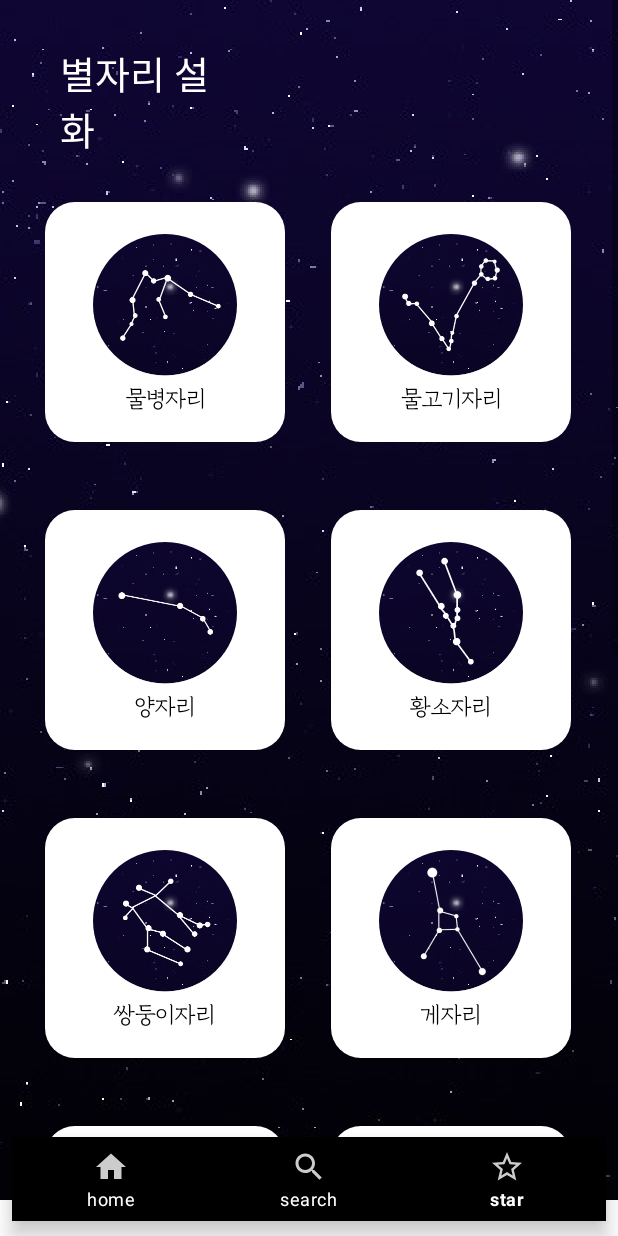
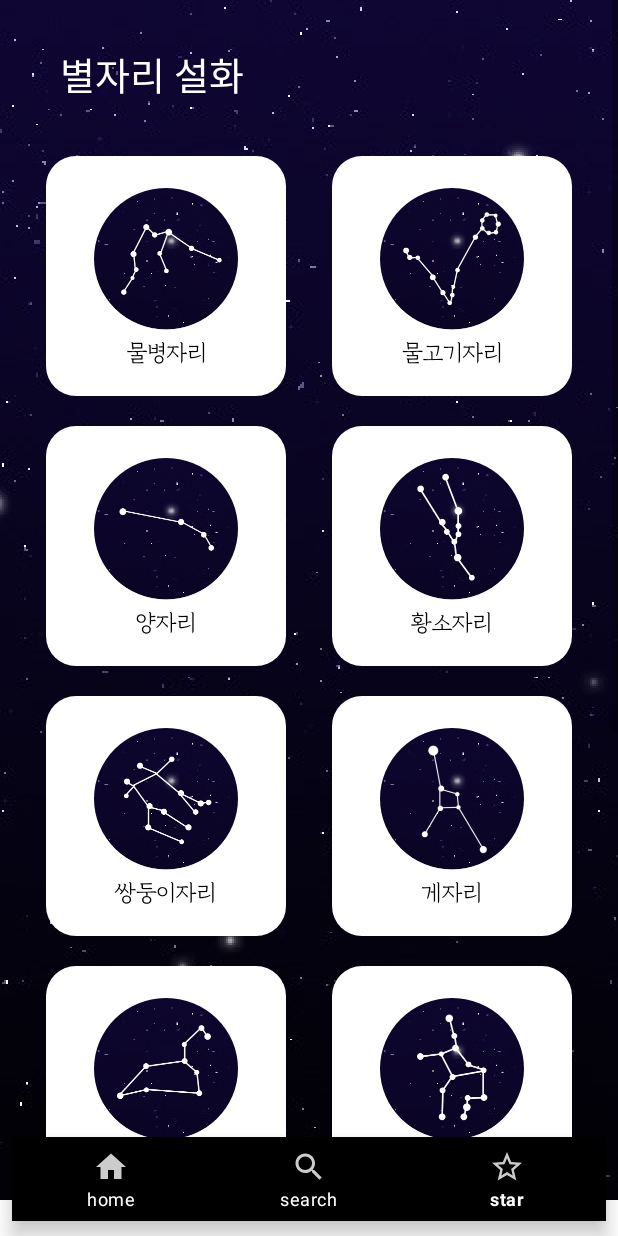
Before and after one commit to ChoSounhyung/MyLittleStarDiary, an Android app: the StarActivity screen opened directly, with no data from a screen before it, on a phone screen of 412 x 824 dp. Run offline under Robolectric (Android 15) with nearby library versions, the phone set to English and light mode, and no system bars.

Commit message:
constraintlayout으로 변경

```diff
--- a/app/src/main/res/layout/activity_star.xml
+++ b/app/src/main/res/layout/activity_star.xml
@@ -30,188 +30,165 @@
             android:layout_height="wrap_content">
 
             <TextView
-                android:layout_width="match_parent"
+                android:layout_width="wrap_content"
                 android:layout_height="wrap_content"
                 android:layout_marginLeft="40dp"
                 android:layout_marginTop="30dp"
-                android:layout_marginRight="250dp"
+                android:fontFamily="@font/main_font_regular"
                 android:text="별자리 설화"
-                android:fontFamily="@font/main_font_regular"
-                android:textSize="25sp"
-                android:textColor="@color/white"/>
+                android:textColor="@color/white"
+                android:textSize="25sp" />
 
-            <LinearLayout
-                android:orientation="horizontal"
-                android:layout_width="wrap_content"
-                android:layout_height="wrap_content">
+            <androidx.constraintlayout.widget.ConstraintLayout
+                android:layout_width="match_parent"
+                android:layout_height="match_parent"
+                android:layout_marginTop="15dp"
+                android:layout_marginBottom="30dp">
 
                 <ImageButton
                     android:id="@+id/star_bottle_btn"
                     android:layout_width="160dp"
                     android:layout_height="160dp"
-                    android:layout_marginTop="30dp"
-                    android:layout_marginBottom="15dp"
-                    android:layout_marginLeft="30dp"
-                    android:layout_marginRight="15dp"
+                    android:layout_marginTop="20dp"
                     android:background="@drawable/star_rect"
-                    android:src="@drawable/star_bottle"/>
+                    android:padding="20dp"
+                    android:src="@drawable/star_bottle"
+                    app:layout_constraintEnd_toStartOf="@+id/star_fish_btn"
+                    app:layout_constraintStart_toStartOf="parent"
+                    app:layout_constraintTop_toTopOf="parent" />
 
                 <ImageButton
                     android:id="@+id/star_fish_btn"
                     android:layout_width="160dp"
                     android:layout_height="160dp"
-                    android:layout_marginTop="30dp"
-                    android:layout_marginBottom="15dp"
-                    android:layout_marginLeft="15dp"
-                    android:layout_marginRight="30dp"
+                    android:layout_marginTop="20dp"
                     android:background="@drawable/star_rect"
-                    android:src="@drawable/star_fish"/>
-
-            </LinearLayout>
-
-
-
-            <LinearLayout
-                android:layout_width="wrap_content"
-                android:layout_height="wrap_content">
+                    android:padding="20dp"
+                    android:src="@drawable/star_fish"
+                    app:layout_constraintEnd_toEndOf="parent"
+                    app:layout_constraintStart_toEndOf="@+id/star_bottle_btn"
+                    app:layout_constraintTop_toTopOf="parent" />
 
                 <ImageButton
                     android:id="@+id/star_sheep_btn"
                     android:layout_width="160dp"
                     android:layout_height="160dp"
-                    android:layout_marginTop="30dp"
-                    android:layout_marginBottom="15dp"
-                    android:layout_marginLeft="30dp"
-                    android:layout_marginRight="15dp"
+                    android:layout_marginTop="20dp"
                     android:background="@drawable/star_rect"
-                    android:src="@drawable/star_sheep"/>
+                    android:padding="20dp"
+                    android:src="@drawable/star_sheep"
+                    app:layout_constraintEnd_toStartOf="@+id/star_ox_btn"
+                    app:layout_constraintStart_toStartOf="parent"
+                    app:layout_constraintTop_toBottomOf="@+id/star_bottle_btn" />
 
                 <ImageButton
                     android:id="@+id/star_ox_btn"
                     android:layout_width="160dp"
                     android:layout_height="160dp"
-                    android:layout_marginTop="30dp"
-                    android:layout_marginBottom="15dp"
-                    android:layout_marginLeft="15dp"
-                    android:layout_marginRight="30dp"
+                    android:layout_marginTop="20dp"
                     android:background="@drawable/star_rect"
-                    android:src="@drawable/star_ox"/>
-
-            </LinearLayout>
-
-            <LinearLayout
-                android:layout_width="wrap_content"
-                android:layout_height="wrap_content">
+                    android:padding="20dp"
+                    android:src="@drawable/star_ox"
+                    app:layout_constraintEnd_toEndOf="parent"
+                    app:layout_constraintStart_toEndOf="@+id/star_sheep_btn"
+                    app:layout_constraintTop_toBottomOf="@+id/star_fish_btn" />
 
                 <ImageButton
                     android:id="@+id/star_twin_btn"
                     android:layout_width="160dp"
                     android:layout_height="160dp"
-                    android:layout_marginTop="30dp"
-                    android:layout_marginBottom="15dp"
-                    android:layout_marginLeft="30dp"
-                    android:layout_marginRight="15dp"
+                    android:layout_marginTop="20dp"
                     android:background="@drawable/star_rect"
-                    android:src="@drawable/star_twin"/>
+                    android:padding="20dp"
+                    android:src="@drawable/star_twin"
+                    app:layout_constraintEnd_toStartOf="@+id/star_crab_btn"
+                    app:layout_constraintStart_toStartOf="parent"
+                    app:layout_constraintTop_toBottomOf="@+id/star_sheep_btn" />
 
                 <ImageButton
                     android:id="@+id/star_crab_btn"
                     android:layout_width="160dp"
                     android:layout_height="160dp"
-                    android:layout_marginTop="30dp"
-                    android:layout_marginBottom="15dp"
-                    android:layout_marginLeft="15dp"
-                    android:layout_marginRight="30dp"
+                    android:layout_marginTop="20dp"
                     android:background="@drawable/star_rect"
-                    android:src="@drawable/star_crab"/>
-
-            </LinearLayout>
-
-            <LinearLayout
-                android:layout_width="wrap_content"
-                android:layout_height="wrap_content">
+                    android:padding="20dp"
+                    android:src="@drawable/star_crab"
+                    app:layout_constraintEnd_toEndOf="parent"
+                    app:layout_constraintStart_toEndOf="@+id/star_twin_btn"
+                    app:layout_constraintTop_toBottomOf="@+id/star_ox_btn" />
 
                 <ImageButton
                     android:id="@+id/star_lion_btn"
                     android:layout_width="160dp"
                     android:layout_height="160dp"
-                    android:layout_marginTop="30dp"
-                    android:layout_marginBottom="15dp"
-                    android:layout_marginLeft="30dp"
-                    android:layout_marginRight="15dp"
+                    android:layout_marginTop="20dp"
                     android:background="@drawable/star_rect"
-                    android:src="@drawable/star_lion"/>
+                    android:padding="20dp"
+                    android:src="@drawable/star_lion"
+                    app:layout_constraintEnd_toStartOf="@+id/star_woman_btn"
+                    app:layout_constraintStart_toStartOf="parent"
+                    app:layout_constraintTop_toBottomOf="@+id/star_twin_btn" />
 
                 <ImageButton
                     android:id="@+id/star_woman_btn"
                     android:layout_width="160dp"
                     android:layout_height="160dp"
-                    android:layout_marginTop="30dp"
-                    android:layout_marginBottom="15dp"
-                    android:layout_marginLeft="15dp"
-                    android:layout_marginRight="30dp"
+                    android:layout_marginTop="20dp"
                     android:background="@drawable/star_rect"
-                    android:src="@drawable/star_woman"/>
-
-            </LinearLayout>
-
-            <LinearLayout
-                android:layout_width="wrap_content"
-                android:layout_height="wrap_content">
+                    android:padding="20dp"
+                    android:src="@drawable/star_woman"
+                    app:layout_constraintEnd_toEndOf="parent"
+                    app:layout_constraintStart_toEndOf="@+id/star_lion_btn"
+                    app:layout_constraintTop_toBottomOf="@+id/star_crab_btn" />
 
                 <ImageButton
                     android:id="@+id/star_balance_btn"
                     android:layout_width="160dp"
                     android:layout_height="160dp"
-                    android:layout_marginTop="30dp"
-                    android:layout_marginBottom="15dp"
-                    android:layout_marginLeft="30dp"
-                    android:layout_marginRight="15dp"
+                    android:layout_marginTop="20dp"
                     android:background="@drawable/star_rect"
-                    android:src="@drawable/star_balance"/>
+                    android:src="@drawable/star_balance"
+                    app:layout_constraintEnd_toStartOf="@+id/star_scorpion_btn"
+                    app:layout_constraintStart_toStartOf="parent"
+                    app:layout_constraintTop_toBottomOf="@+id/star_lion_btn" />
 
                 <ImageButton
                     android:id="@+id/star_scorpion_btn"
                     android:layout_width="160dp"
                     android:layout_height="160dp"
-                    android:layout_marginTop="30dp"
-                    android:layout_marginBottom="15dp"
-                    android:layout_marginLeft="15dp"
-                    android:layout_marginRight="30dp"
+                    android:layout_marginTop="16dp"
                     android:background="@drawable/star_rect"
-                    android:src="@drawable/star_scorpion"/>
-
-            </LinearLayout>
-
-            <LinearLayout
-                android:layout_width="wrap_content"
-                android:layout_height="wrap_content">
+                    android:padding="20dp"
+                    android:src="@drawable/star_scorpion"
+                    app:layout_constraintEnd_toEndOf="parent"
+                    app:layout_constraintStart_toEndOf="@+id/star_balance_btn"
+                    app:layout_constraintTop_toBottomOf="@+id/star_woman_btn" />
 
                 <ImageButton
                     android:id="@+id/star_centaur_btn"
                     android:layout_width="160dp"
                     android:layout_height="160dp"
-                    android:layout_marginTop="30dp"
-                    android:layout_marginBottom="15dp"
-                    android:layout_marginLeft="30dp"
-                    android:layout_marginRight="15dp"
                     android:background="@drawable/star_rect"
-                    android:src="@drawable/star_centaur"/>
+                    android:layout_marginTop="20dp"
+                    android:padding="20dp"
+                    android:src="@drawable/star_centaur"
+                    app:layout_constraintEnd_toStartOf="@+id/star_goat_btn"
+                    app:layout_constraintStart_toStartOf="parent"
+                    app:layout_constraintTop_toBottomOf="@+id/star_balance_btn" />
 
                 <ImageButton
                     android:id="@+id/star_goat_btn"
                     android:layout_width="160dp"
                     android:layout_height="160dp"
-                    android:layout_marginTop="30dp"
-                    android:layout_marginBottom="15dp"
-                    android:layout_marginLeft="15dp"
-                    android:layout_marginRight="30dp"
+                    android:layout_marginTop="20dp"
                     android:background="@drawable/star_rect"
-                    android:src="@drawable/star_goat"/>
+                    android:padding="20dp"
+                    android:src="@drawable/star_goat"
+                    app:layout_constraintEnd_toEndOf="parent"
+                    app:layout_constraintStart_toEndOf="@+id/star_centaur_btn"
+                    app:layout_constraintTop_toBottomOf="@+id/star_scorpion_btn" />
 
-            </LinearLayout>
-
-
+            </androidx.constraintlayout.widget.ConstraintLayout>
 
         </LinearLayout>
 
```
